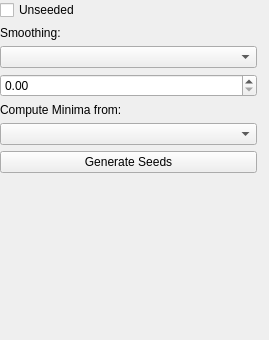
The window that ilastik/applets/seeds/seeds.ui (ilastik/ilastik) describes before a commit, drawn with Qt 5.
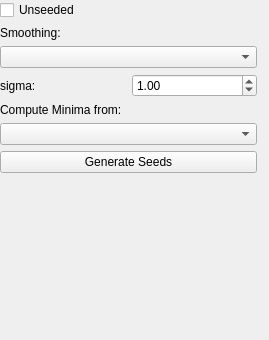
The same window after the commit.

Commit message: Added all seeds parameter to sync and broadcasting. Still no computation

What changed in the file:
```diff
--- a/ilastik/applets/seeds/seeds.ui
+++ b/ilastik/applets/seeds/seeds.ui
@@ -73,7 +73,22 @@
         <widget class="QComboBox" name="smoothingComboBox"/>
        </item>
        <item>
-        <widget class="QDoubleSpinBox" name="smoothingDoubleSpinBox"/>
+        <layout class="QHBoxLayout" name="horizontalLayout_2">
+         <item>
+          <widget class="QLabel" name="smoothingSigmaLabel">
+           <property name="text">
+            <string>sigma:</string>
+           </property>
+          </widget>
+         </item>
+         <item>
+          <widget class="QDoubleSpinBox" name="smoothingDoubleSpinBox">
+           <property name="value">
+            <double>1.000000000000000</double>
+           </property>
+          </widget>
+         </item>
+        </layout>
        </item>
       </layout>
      </item>
```
The commit also changes 9 other files.
